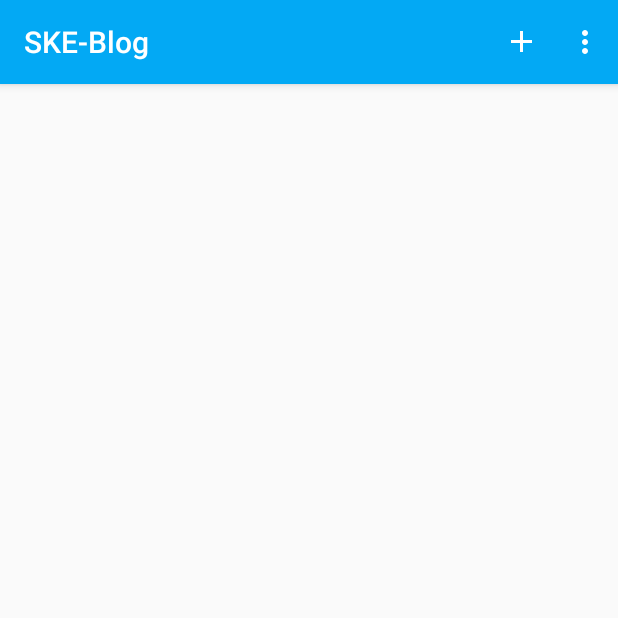
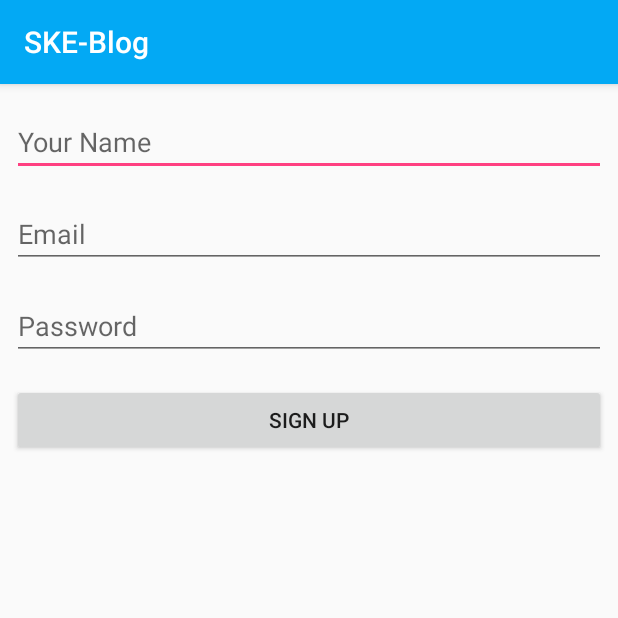
Before and after one commit to lunaticSKE12/SKE-Blog, an Android app: the screen it shows after launch (MainActivity before the commit, RegisterActivity after it), on a phone screen of 412 x 824 dp, the top half of it. Run offline under Robolectric (Android 15) with nearby library versions, the phone set to English and light mode, and no system bars; our stand-ins replace Firebase (no records; nobody signed in at launch, a user with empty details on screens opened directly), Picasso; pictures from the network do not load; 1 statement that could not run was skipped.

Commit message:
sign up and log out

```diff
--- a/app/src/main/AndroidManifest.xml
+++ b/app/src/main/AndroidManifest.xml
@@ -18,7 +18,8 @@
                 <category android:name="android.intent.category.LAUNCHER" />
             </intent-filter>
         </activity>
-        <activity android:name=".PostActivity"></activity>
+        <activity android:name=".PostActivity" />
+        <activity android:name=".RegisterActivity"></activity>
     </application>
 
 </manifest>
--- a/app/src/main/java/com/example/lunatic/ske_blog/MainActivity.java
+++ b/app/src/main/java/com/example/lunatic/ske_blog/MainActivity.java
@@ -44,6 +44,13 @@ public class MainActivity extends AppCompatActivity {
 		mAuthListener = new FirebaseAuth.AuthStateListener() {
 			@Override
 			public void onAuthStateChanged(@NonNull FirebaseAuth firebaseAuth) {
+				if(firebaseAuth.getCurrentUser() == null){
+
+					Intent loginIntent = new Intent(MainActivity.this, RegisterActivity.class);
+					loginIntent.addFlags(Intent.FLAG_ACTIVITY_CLEAR_TOP);
+					startActivity(loginIntent);
+
+				}
 
 			}
 		};
@@ -58,6 +65,8 @@ public class MainActivity extends AppCompatActivity {
     @Override
     protected void onStart(){
         super.onStart();
+
+		mAuth.addAuthStateListener(mAuthListener);
 
 		FirebaseRecyclerAdapter<Blog, BlogViewHolder> firebaseRecyclerAdapter =
 		new FirebaseRecyclerAdapter<Blog, BlogViewHolder>(
@@ -135,7 +144,15 @@ public class MainActivity extends AppCompatActivity {
         if(item.getItemId() == R.id.action_add){
             startActivity(new Intent(MainActivity.this, PostActivity.class));
         }
+		if(item.getItemId() == R.id.action_logout){
+			logout();
+		}
 
         return super.onOptionsItemSelected(item);
     }
+
+    private void logout(){
+		mAuth.signOut();
+	}
+
 }
--- /dev/null
+++ b/app/src/main/java/com/example/lunatic/ske_blog/RegisterActivity.java
@@ -0,0 +1,104 @@
+package com.example.lunatic.ske_blog;
+
+import android.app.AlertDialog;
+import android.app.ProgressDialog;
+import android.content.DialogInterface;
+import android.content.Intent;
+import android.support.annotation.NonNull;
+import android.support.v7.app.AppCompatActivity;
+import android.os.Bundle;
+import android.text.TextUtils;
+import android.view.View;
+import android.widget.Button;
+import android.widget.EditText;
+import android.widget.Toast;
+
+import com.google.android.gms.tasks.OnCompleteListener;
+import com.google.android.gms.tasks.Task;
+import com.google.firebase.auth.AuthResult;
+import com.google.firebase.auth.FirebaseAuth;
+import com.google.firebase.database.DatabaseReference;
+import com.google.firebase.database.FirebaseDatabase;
+
+public class RegisterActivity extends AppCompatActivity {
+
+	private EditText mNameField;
+	private EditText mEmailField;
+	private EditText mPasswordField;
+
+	private Button mRegisterBtn;
+	private FirebaseAuth mAuth;
+	private DatabaseReference mDatabase;
+	private ProgressDialog mProgress;
+
+
+	@Override
+	protected void onCreate(Bundle savedInstanceState) {
+		super.onCreate(savedInstanceState);
+		setContentView(R.layout.activity_register);
+
+		mAuth = FirebaseAuth.getInstance();
+
+		mProgress = new ProgressDialog(this);
+		mDatabase = FirebaseDatabase.getInstance().getReferenceFromUrl("https://ske-blog.firebaseio.com/").child("Users");
+
+		mNameField = (EditText) findViewById(R.id.nameField);
+		mEmailField = (EditText) findViewById(R.id.emailField);
+		mPasswordField = (EditText) findViewById(R.id.passwordField);
+		mRegisterBtn = (Button) findViewById(R.id.registerBtn);
+
+		mRegisterBtn.setOnClickListener(new View.OnClickListener(){
+
+			@Override
+			public void onClick(View v) {
+				startRegister();
+			}
+		});
+
+
+	}
+
+	private void startRegister() {
+		final String  name = mNameField.getText().toString().trim();
+		String email = mEmailField.getText().toString().trim();
+		String password = mPasswordField.getText().toString().trim();
+
+		if(!TextUtils.isEmpty(name) && !TextUtils.isEmpty(email) && !TextUtils.isEmpty(password)){
+
+			mProgress.setMessage("Signing Up");
+			mProgress.show();
+
+			mAuth.createUserWithEmailAndPassword(email, password).addOnCompleteListener(new OnCompleteListener<AuthResult>() {
+				@Override
+				public void onComplete(@NonNull Task<AuthResult> task) {
+					if(task.isSuccessful()){
+
+						String user_id = mAuth.getCurrentUser().getUid();
+						DatabaseReference current_user_db = mDatabase.child(user_id);
+						current_user_db.child("name").setValue(name);
+						current_user_db.child("image").setValue("dafault");
+
+						mProgress.dismiss();
+
+						Intent mainIntent = new Intent(RegisterActivity.this, MainActivity.class);
+						mainIntent.addFlags(Intent.FLAG_ACTIVITY_CLEAR_TOP);
+						startActivity(mainIntent);
+
+					}else{
+						new AlertDialog.Builder(RegisterActivity.this)
+								.setTitle("Alert")
+								.setMessage("This username might be already exist please change your name and email or not an email.")
+								.setCancelable(false).setPositiveButton("ok", new DialogInterface.OnClickListener() {
+							@Override
+							public void onClick(DialogInterface dialog, int which) {
+								mProgress.dismiss();
+							}
+						}).show();
+					}
+
+				}
+			});
+		}
+
+	}
+}
--- /dev/null
+++ b/app/src/main/res/layout/activity_register.xml
@@ -0,0 +1,67 @@
+<?xml version="1.0" encoding="utf-8"?>
+<android.support.constraint.ConstraintLayout xmlns:android="http://schemas.android.com/apk/res/android"
+    xmlns:app="http://schemas.android.com/apk/res-auto"
+    xmlns:tools="http://schemas.android.com/tools"
+    android:layout_width="match_parent"
+    android:layout_height="match_parent"
+    tools:context="com.example.lunatic.ske_blog.RegisterActivity">
+
+    <EditText
+        android:id="@+id/nameField"
+        android:layout_width="0dp"
+        android:layout_height="wrap_content"
+        android:ems="10"
+        android:fontFamily="sans-serif"
+        android:hint="Your Name"
+        android:inputType="textPersonName"
+        app:layout_constraintTop_toTopOf="parent"
+        android:layout_marginTop="16dp"
+        android:layout_marginLeft="8dp"
+        app:layout_constraintLeft_toLeftOf="parent"
+        android:layout_marginRight="8dp"
+        app:layout_constraintRight_toRightOf="parent"
+        app:layout_constraintHorizontal_bias="0.0" />
+
+    <EditText
+        android:id="@+id/emailField"
+        android:layout_width="0dp"
+        android:layout_height="wrap_content"
+        android:ems="10"
+        android:hint="Email"
+        android:inputType="textEmailAddress"
+        android:layout_marginTop="16dp"
+        app:layout_constraintTop_toBottomOf="@+id/nameField"
+        android:layout_marginLeft="8dp"
+        app:layout_constraintLeft_toLeftOf="parent"
+        android:layout_marginRight="8dp"
+        app:layout_constraintRight_toRightOf="parent"
+        app:layout_constraintHorizontal_bias="0.0" />
+
+    <EditText
+        android:id="@+id/passwordField"
+        android:layout_width="0dp"
+        android:layout_height="wrap_content"
+        android:ems="10"
+        android:hint="Password"
+        android:inputType="textPassword"
+        android:layout_marginTop="16dp"
+        app:layout_constraintTop_toBottomOf="@+id/emailField"
+        android:layout_marginLeft="8dp"
+        app:layout_constraintLeft_toLeftOf="parent"
+        android:layout_marginRight="8dp"
+        app:layout_constraintRight_toRightOf="parent"
+        app:layout_constraintHorizontal_bias="0.0" />
+
+    <Button
+        android:id="@+id/registerBtn"
+        android:layout_width="0dp"
+        android:layout_height="wrap_content"
+        android:text="Sign up"
+        android:layout_marginTop="16dp"
+        app:layout_constraintTop_toBottomOf="@+id/passwordField"
+        android:layout_marginRight="8dp"
+        app:layout_constraintRight_toRightOf="parent"
+        android:layout_marginLeft="8dp"
+        app:layout_constraintLeft_toLeftOf="parent"
+        app:layout_constraintHorizontal_bias="0.0" />
+</android.support.constraint.ConstraintLayout>
--- a/app/src/main/res/menu/main_menu.xml
+++ b/app/src/main/res/menu/main_menu.xml
@@ -10,5 +10,10 @@
         android:title="Settings"
         app:showAsAction="never" />
 
+    <item android:id="@+id/action_logout"
+        android:title="Log Out"
+        app:showAsAction="never"
+        />
+
 
 </menu>
```
Also changed, not shown: 24 other files.
